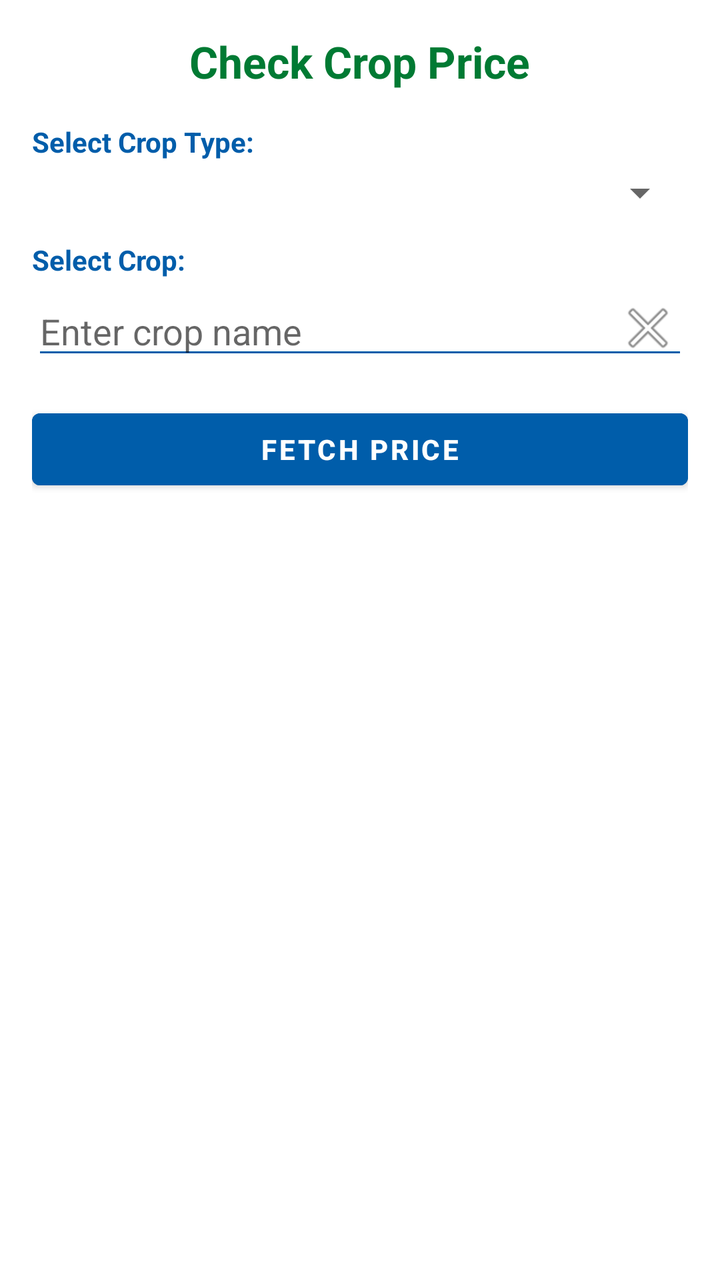
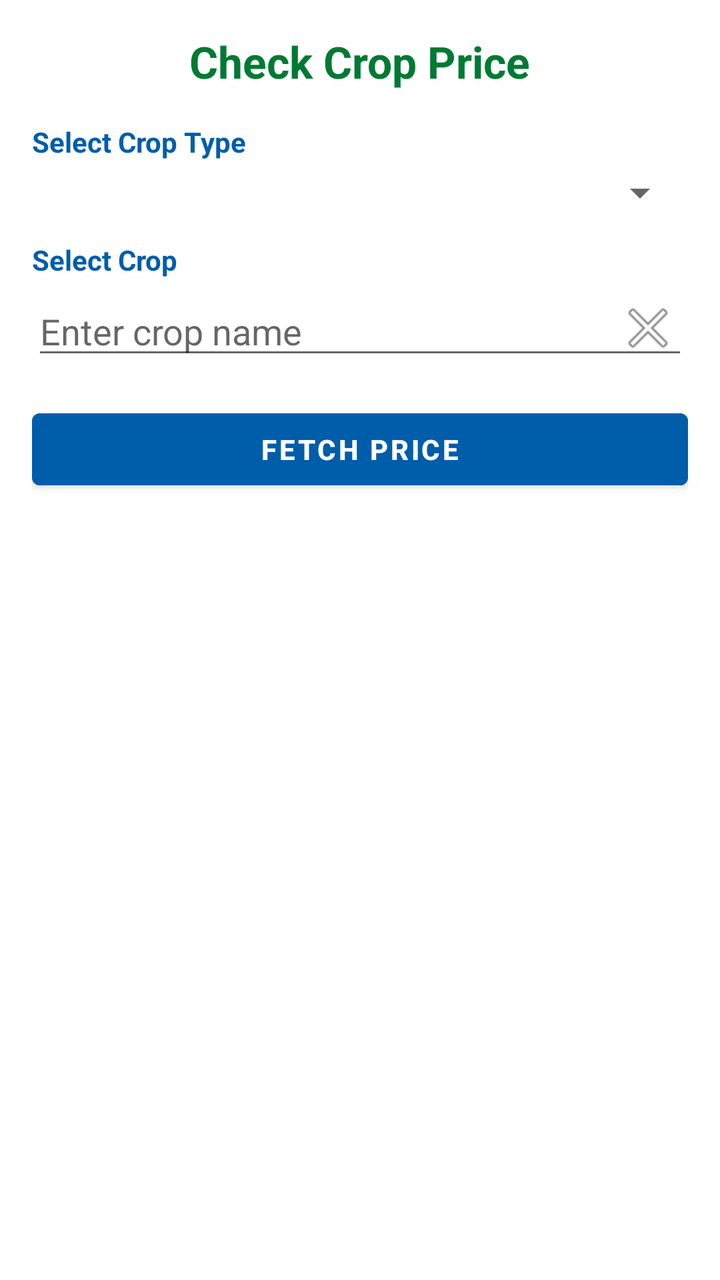

Before-and-after screenshots of an Android layout around one commit, followed by the original layout XML and the change that was made.
<!-- AndroidManifest.xml: application theme Theme.AgriPriceChecker -->
<!-- res/layout/activity_fetch_price.xml -->
<?xml version="1.0" encoding="utf-8"?>
<LinearLayout xmlns:android="http://schemas.android.com/apk/res/android"
    android:id="@+id/fetchPriceLayout"
    android:layout_width="match_parent"
    android:layout_height="match_parent"
    android:orientation="vertical"
    android:background="@color/iffco_white"
    android:padding="16dp">

    <TextView
        android:id="@+id/fetchTitle"
        android:layout_width="wrap_content"
        android:layout_height="wrap_content"
        android:text="Check Crop Price"
        android:textSize="22sp"
        android:textStyle="bold"
        android:textColor="@color/iffco_green"
        android:layout_gravity="center_horizontal"
        android:layout_marginBottom="16dp" />

    
    <TextView
        android:layout_width="wrap_content"
        android:layout_height="wrap_content"
        android:text="Select Crop Type:"
        android:textColor="@color/iffco_blue"
        android:textStyle="bold"
        android:layout_marginBottom="4dp" />

    
    <Spinner
        android:id="@+id/typeSpinner"
        android:layout_width="match_parent"
        android:layout_height="wrap_content"
        android:spinnerMode="dropdown"
        style="@style/SpinnerStyle"
        android:layout_marginBottom="12dp" />

    
    <TextView
        android:layout_width="wrap_content"
        android:layout_height="wrap_content"
        android:text="Select Crop:"
        android:textColor="@color/iffco_blue"
        android:textStyle="bold"
        android:layout_marginBottom="4dp" />

    
    <RelativeLayout
        android:layout_width="match_parent"
        android:layout_height="wrap_content"
        android:layout_marginBottom="16dp">

        <AutoCompleteTextView
            android:id="@+id/cropName"
            android:layout_width="match_parent"
            android:layout_height="wrap_content"
            android:hint="Enter crop name"
            android:paddingEnd="40dp"
            android:textColor="@color/iffco_dark_gray"
            android:backgroundTint="@color/iffco_blue" />

        <ImageButton
            android:id="@+id/clearCropBtn"
            android:layout_width="24dp"
            android:layout_height="24dp"
            android:layout_alignParentEnd="true"
            android:layout_centerVertical="true"
            android:layout_marginEnd="8dp"
            android:background="@android:color/transparent"
            android:src="@android:drawable/ic_menu_close_clear_cancel"
            android:contentDescription="Clear text" />
    </RelativeLayout>

    <Button
        android:id="@+id/fetchBtn"
        android:layout_width="match_parent"
        android:layout_height="wrap_content"
        android:text="Fetch Price"
        android:backgroundTint="@color/iffco_blue"
        android:textColor="@color/iffco_white"
        android:textStyle="bold"
        android:layout_marginBottom="16dp" />

    <androidx.recyclerview.widget.RecyclerView
        android:id="@+id/recyclerView"
        android:layout_width="match_parent"
        android:layout_height="0dp"
        android:layout_weight="1" />

</LinearLayout>
<!-- resources referenced by this layout -->
<resources>
  <color name="iffco_blue">#005DAA</color>
  <color name="iffco_dark_gray">#121212</color>
  <color name="iffco_green">#007A33</color>
  <color name="iffco_white">#FFFFFF</color>
  <style name="SpinnerStyle" parent="Widget.AppCompat.Spinner.DropDown">
          <item name="android:theme">@style/ThemeOverlay.App.Spinner.Light.Original</item>
          <item name="android:textColor">@color/iffco_dark_gray</item>
      </style>
  <style name="Theme.AgriPriceChecker" parent="Theme.MaterialComponents.Light.DarkActionBar">
  
          
          <item name="colorPrimary">@color/iffco_green</item>
          <item name="colorPrimaryVariant">@color/iffco_blue</item>
          <item name="colorOnPrimary">@color/iffco_white</item>
  
          
          <item name="colorSecondary">@color/iffco_blue</item>
          <item name="colorOnSecondary">@color/iffco_white</item>
  
          
          <item name="android:windowBackground">@color/iffco_white</item>
  
          
          <item name="android:windowLightStatusBar" tools:targetApi="23">true</item>
  
      </style>
  <style name="ThemeOverlay.App.Spinner.Light.Original" parent="">
          <item name="android:popupBackground">@color/iffco_white</item>
          <item name="android:textColorPrimary">@color/iffco_dark_gray</item>
          <item name="android:textColor">@color/iffco_dark_gray</item>
      </style>
</resources>

<!-- the commit's change to res/layout/activity_fetch_price.xml (unified diff, before → after) -->
@@ -11,41 +11,37 @@
         android:id="@+id/fetchTitle"
         android:layout_width="wrap_content"
         android:layout_height="wrap_content"
-        android:text="Check Crop Price"
+        android:text="@string/check_crop_price"
         android:textSize="22sp"
         android:textStyle="bold"
         android:textColor="@color/iffco_green"
         android:layout_gravity="center_horizontal"
-        android:layout_marginBottom="16dp" />
+        android:layout_marginBottom="16dp"/>
 
-    
     <TextView
+        android:id="@+id/typeLabel"
         android:layout_width="wrap_content"
         android:layout_height="wrap_content"
-        android:text="Select Crop Type:"
+        android:text="@string/select_crop_type"
         android:textColor="@color/iffco_blue"
         android:textStyle="bold"
-        android:layout_marginBottom="4dp" />
+        android:layout_marginBottom="4dp"/>
 
-    
     <Spinner
         android:id="@+id/typeSpinner"
         android:layout_width="match_parent"
         android:layout_height="wrap_content"
-        android:spinnerMode="dropdown"
-        style="@style/SpinnerStyle"
-        android:layout_marginBottom="12dp" />
+        android:layout_marginBottom="12dp"/>
 
-    
     <TextView
+        android:id="@+id/cropLabel"
         android:layout_width="wrap_content"
         android:layout_height="wrap_content"
-        android:text="Select Crop:"
+        android:text="@string/select_crop"
         android:textColor="@color/iffco_blue"
         android:textStyle="bold"
-        android:layout_marginBottom="4dp" />
+        android:layout_marginBottom="4dp"/>
 
-    
     <RelativeLayout
         android:layout_width="match_parent"
         android:layout_height="wrap_content"
@@ -55,10 +51,8 @@
             android:id="@+id/cropName"
             android:layout_width="match_parent"
             android:layout_height="wrap_content"
-            android:hint="Enter crop name"
-            android:paddingEnd="40dp"
-            android:textColor="@color/iffco_dark_gray"
-            android:backgroundTint="@color/iffco_blue" />
+            android:hint="@string/enter_crop_name"
+            android:paddingEnd="40dp"/>
 
         <ImageButton
             android:id="@+id/clearCropBtn"
@@ -68,24 +62,24 @@
             android:layout_centerVertical="true"
             android:layout_marginEnd="8dp"
             android:background="@android:color/transparent"
-            android:src="@android:drawable/ic_menu_close_clear_cancel"
-            android:contentDescription="Clear text" />
+            android:src="@android:drawable/ic_menu_close_clear_cancel"/>
+
     </RelativeLayout>
 
     <Button
         android:id="@+id/fetchBtn"
         android:layout_width="match_parent"
         android:layout_height="wrap_content"
-        android:text="Fetch Price"
+        android:text="@string/fetch_price"
         android:backgroundTint="@color/iffco_blue"
         android:textColor="@color/iffco_white"
         android:textStyle="bold"
-        android:layout_marginBottom="16dp" />
+        android:layout_marginBottom="16dp"/>
 
     <androidx.recyclerview.widget.RecyclerView
         android:id="@+id/recyclerView"
         android:layout_width="match_parent"
         android:layout_height="0dp"
-        android:layout_weight="1" />
+        android:layout_weight="1"/>
 
 </LinearLayout>
<!-- resource entries referenced after the edit -->
@@ -1,13 +1,13 @@
 <!-- resources referenced by this layout -->
 <resources>
   <color name="iffco_blue">#005DAA</color>
-  <color name="iffco_dark_gray">#121212</color>
   <color name="iffco_green">#007A33</color>
   <color name="iffco_white">#FFFFFF</color>
-  <style name="SpinnerStyle" parent="Widget.AppCompat.Spinner.DropDown">
-          <item name="android:theme">@style/ThemeOverlay.App.Spinner.Light.Original</item>
-          <item name="android:textColor">@color/iffco_dark_gray</item>
-      </style>
+  <string name="check_crop_price">Check Crop Price</string>
+  <string name="enter_crop_name">Enter crop name</string>
+  <string name="fetch_price">Fetch Price</string>
+  <string name="select_crop">Select Crop</string>
+  <string name="select_crop_type">Select Crop Type</string>
   <style name="Theme.AgriPriceChecker" parent="Theme.MaterialComponents.Light.DarkActionBar">
   
           
@@ -26,10 +26,5 @@
           <item name="android:windowLightStatusBar" tools:targetApi="23">true</item>
   
       </style>
-  <style name="ThemeOverlay.App.Spinner.Light.Original" parent="">
-          <item name="android:popupBackground">@color/iffco_white</item>
-          <item name="android:textColorPrimary">@color/iffco_dark_gray</item>
-          <item name="android:textColor">@color/iffco_dark_gray</item>
-      </style>
 </resources>
 
